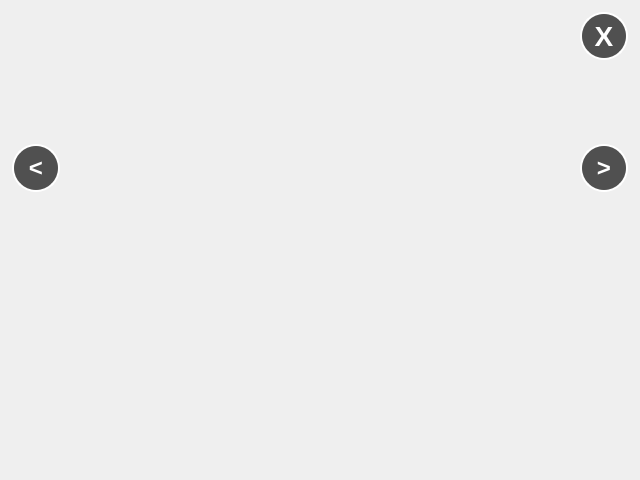
GeorgeK1ng/vcmi, file launcher/modManager/imageviewer_moc.ui: the form before one commit.
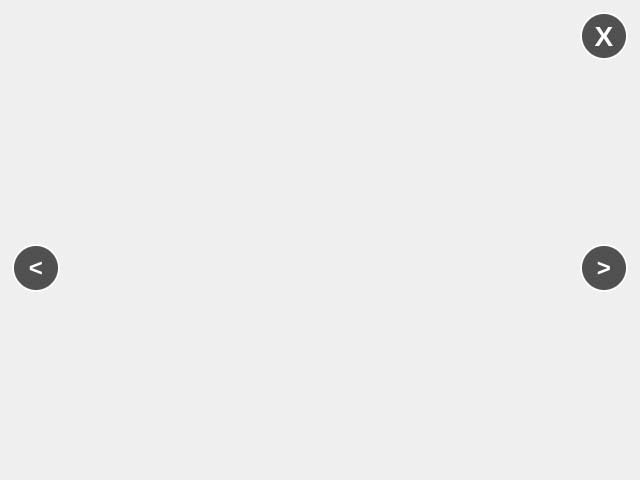
The form after the commit.

Commit message: Reduce mobile image downscaling by removing centering spacer

```diff
--- a/launcher/modManager/imageviewer_moc.ui
+++ b/launcher/modManager/imageviewer_moc.ui
@@ -174,19 +174,6 @@
      </property>
     </widget>
    </item>
-   <item row="2" column="0" colspan="3">
-    <spacer name="verticalSpacerBottom">
-     <property name="orientation">
-      <enum>Qt::Vertical</enum>
-     </property>
-     <property name="sizeHint" stdset="0">
-      <size>
-       <width>20</width>
-       <height>48</height>
-      </size>
-     </property>
-    </spacer>
-   </item>
   </layout>
  </widget>
  <resources/>
```
